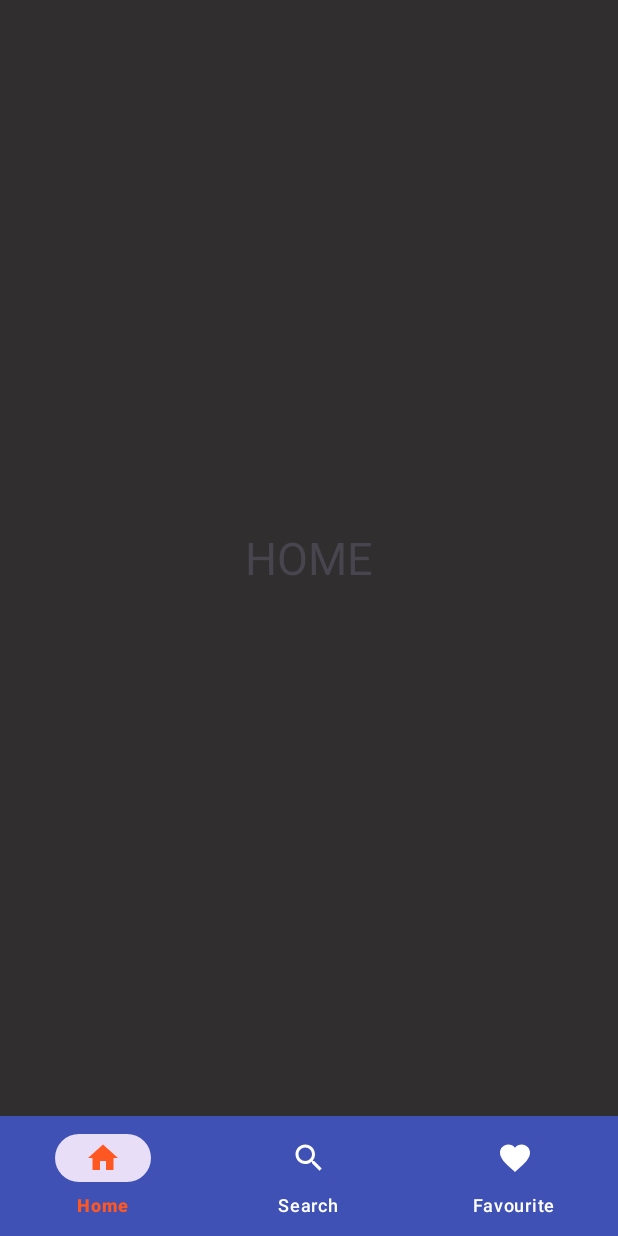
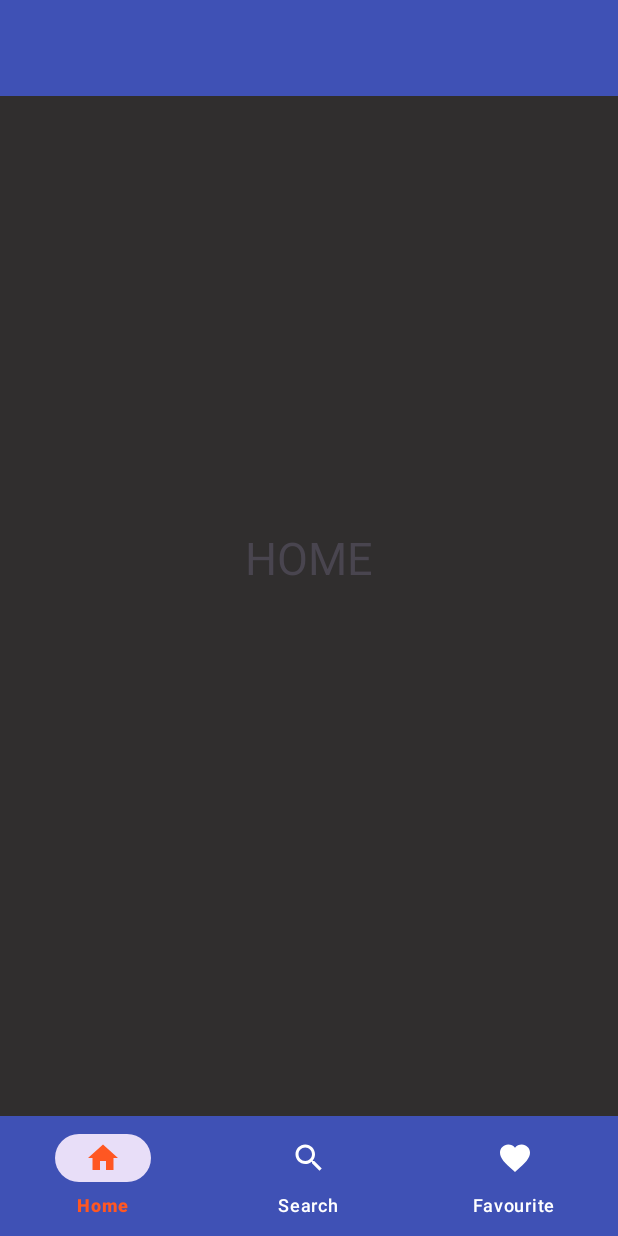
Before and after one commit to Codebutproblem/Music-App, an Android app: the screen it shows after launch (MainActivity), on a phone screen of 412 x 824 dp. Run offline under Robolectric (Android 15) with nearby library versions, the phone set to English and light mode, and no system bars.

Commit message:
add toolbar

```diff
--- a/app/src/main/java/com/example/musicapp/SearchActivity.java
+++ b/app/src/main/java/com/example/musicapp/SearchActivity.java
@@ -56,7 +56,7 @@ public class SearchActivity extends AppCompatActivity{
         startActivity(it);
     }
     private void AnhXa() {
-        toolbar = findViewById(R.id.toolbar);
+        toolbar = findViewById(R.id.search_toolbar);
         lvMusic = findViewById(R.id.musicList);
     }
 
--- a/app/src/main/java/com/example/musicapp/SearchFragment.java
+++ b/app/src/main/java/com/example/musicapp/SearchFragment.java
@@ -63,7 +63,7 @@ public class SearchFragment extends Fragment{
         startActivity(it);
     }
     private void AnhXa(View view) {
-        toolbar = view.findViewById(R.id.toolbar);
+        toolbar = view.findViewById(R.id.search_toolbar);
         lvMusic = view.findViewById(R.id.musicList);
     }
     private void getMusicData() {
--- a/app/src/main/res/layout/activity_favourite.xml
+++ b/app/src/main/res/layout/activity_favourite.xml
@@ -3,8 +3,10 @@
     xmlns:app="http://schemas.android.com/apk/res-auto"
     xmlns:tools="http://schemas.android.com/tools"
     android:layout_width="match_parent"
-    android:layout_height="match_parent"
-    tools:context=".FavouriteActivity">
+    android:layout_height="match_parent">
+    <include
+        android:id="@+id/favoutite_toolbar"
+        layout="@layout/main_toolbar" />
     <TextView
         android:layout_width="wrap_content"
         android:layout_height="wrap_content"
--- a/app/src/main/res/layout/activity_home.xml
+++ b/app/src/main/res/layout/activity_home.xml
@@ -3,9 +3,10 @@
     xmlns:app="http://schemas.android.com/apk/res-auto"
     xmlns:tools="http://schemas.android.com/tools"
     android:layout_width="match_parent"
-    android:layout_height="match_parent"
-    tools:context=".HomeActivity">
-
+    android:layout_height="match_parent">
+    <include
+        android:id="@+id/home_toolbar"
+        layout="@layout/main_toolbar" />
     <TextView
         android:layout_width="wrap_content"
         android:layout_height="wrap_content"
--- a/app/src/main/res/layout/activity_search.xml
+++ b/app/src/main/res/layout/activity_search.xml
@@ -9,10 +9,10 @@
     tools:context=".SearchActivity">
 
     <include
-        android:id="@+id/toolbar"
+        android:id="@+id/search_toolbar"
         layout="@layout/main_toolbar" />
     <ListView
-        android:layout_below="@id/toolbar"
+        android:layout_below="@id/search_toolbar"
         android:layout_marginTop="5dp"
         android:id="@+id/musicList"
         android:layout_width="wrap_content"
```
